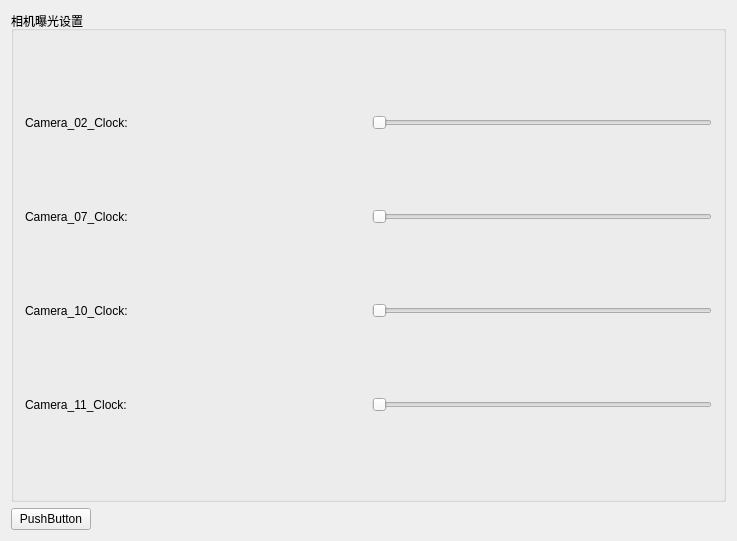
The window that hello/Widgets/cameraWidget.ui (galepai/hello) describes before a commit, drawn with Qt 5.
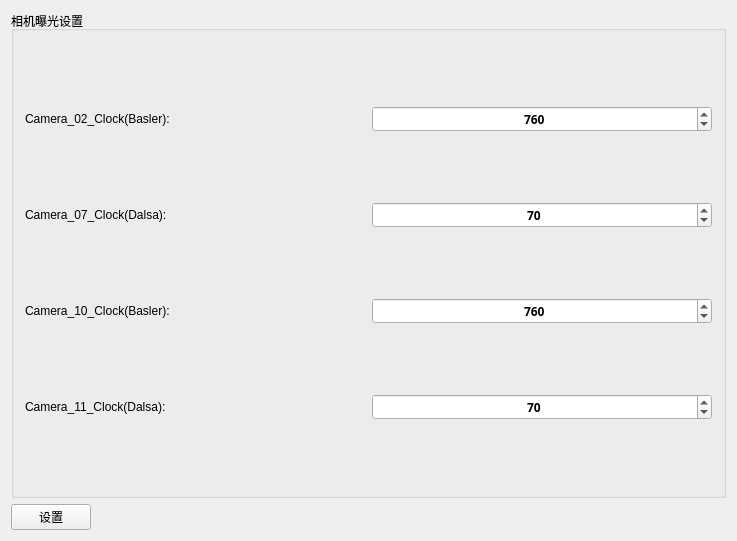
The same window after the commit.

```diff
--- a/hello/Widgets/cameraWidget.ui
+++ b/hello/Widgets/cameraWidget.ui
@@ -37,20 +37,27 @@
            </size>
           </property>
           <property name="text">
-           <string>Camera_02_Clock:</string>
+           <string>Camera_02_Clock(Basler):</string>
           </property>
          </widget>
         </item>
         <item>
-         <widget class="QSlider" name="horizontalSlider">
-          <property name="sizePolicy">
-           <sizepolicy hsizetype="Preferred" vsizetype="Fixed">
-            <horstretch>0</horstretch>
-            <verstretch>0</verstretch>
-           </sizepolicy>
+         <widget class="QSpinBox" name="spinBox_02">
+          <property name="font">
+           <font>
+            <family>Arial Black</family>
+            <weight>75</weight>
+            <bold>true</bold>
+           </font>
           </property>
-          <property name="orientation">
-           <enum>Qt::Horizontal</enum>
+          <property name="alignment">
+           <set>Qt::AlignCenter</set>
+          </property>
+          <property name="maximum">
+           <number>900</number>
+          </property>
+          <property name="value">
+           <number>760</number>
           </property>
          </widget>
         </item>
@@ -67,20 +74,27 @@
            </size>
           </property>
           <property name="text">
-           <string>Camera_07_Clock:</string>
+           <string>Camera_07_Clock(Dalsa):</string>
           </property>
          </widget>
         </item>
         <item>
-         <widget class="QSlider" name="horizontalSlider_2">
-          <property name="sizePolicy">
-           <sizepolicy hsizetype="Preferred" vsizetype="Fixed">
-            <horstretch>0</horstretch>
-            <verstretch>0</verstretch>
-           </sizepolicy>
+         <widget class="QSpinBox" name="spinBox_07">
+          <property name="font">
+           <font>
+            <family>Arial Black</family>
+            <weight>75</weight>
+            <bold>true</bold>
+           </font>
           </property>
-          <property name="orientation">
-           <enum>Qt::Horizontal</enum>
+          <property name="alignment">
+           <set>Qt::AlignCenter</set>
+          </property>
+          <property name="maximum">
+           <number>90</number>
+          </property>
+          <property name="value">
+           <number>70</number>
           </property>
          </widget>
         </item>
@@ -97,20 +111,27 @@
            </size>
           </property>
           <property name="text">
-           <string>Camera_10_Clock:</string>
+           <string>Camera_10_Clock(Basler):</string>
           </property>
          </widget>
         </item>
         <item>
-         <widget class="QSlider" name="horizontalSlider_3">
-          <property name="sizePolicy">
-           <sizepolicy hsizetype="Preferred" vsizetype="Fixed">
-            <horstretch>0</horstretch>
-            <verstretch>0</verstretch>
-           </sizepolicy>
+         <widget class="QSpinBox" name="spinBox_10">
+          <property name="font">
+           <font>
+            <family>Arial Black</family>
+            <weight>75</weight>
+            <bold>true</bold>
+           </font>
           </property>
-          <property name="orientation">
-           <enum>Qt::Horizontal</enum>
+          <property name="alignment">
+           <set>Qt::AlignCenter</set>
+          </property>
+          <property name="maximum">
+           <number>900</number>
+          </property>
+          <property name="value">
+           <number>760</number>
           </property>
          </widget>
         </item>
@@ -127,20 +148,30 @@
            </size>
           </property>
           <property name="text">
-           <string>Camera_11_Clock:</string>
+           <string>Camera_11_Clock(Dalsa):</string>
           </property>
          </widget>
         </item>
         <item>
-         <widget class="QSlider" name="horizontalSlider_4">
-          <property name="sizePolicy">
-           <sizepolicy hsizetype="Preferred" vsizetype="Fixed">
-            <horstretch>0</horstretch>
-            <verstretch>0</verstretch>
-           </sizepolicy>
+         <widget class="QSpinBox" name="spinBox_11">
+          <property name="font">
+           <font>
+            <family>Arial Black</family>
+            <weight>75</weight>
+            <bold>true</bold>
+           </font>
           </property>
-          <property name="orientation">
-           <enum>Qt::Horizontal</enum>
+          <property name="alignment">
+           <set>Qt::AlignCenter</set>
+          </property>
+          <property name="maximum">
+           <number>90</number>
+          </property>
+          <property name="value">
+           <number>70</number>
+          </property>
+          <property name="displayIntegerBase">
+           <number>10</number>
           </property>
          </widget>
         </item>
@@ -154,7 +185,7 @@
      <item>
       <widget class="QPushButton" name="pushButton">
        <property name="text">
-        <string>PushButton</string>
+        <string>设置</string>
        </property>
       </widget>
      </item>
```
Left out of the diff: 2 changed lines with no effect on the pictures.
